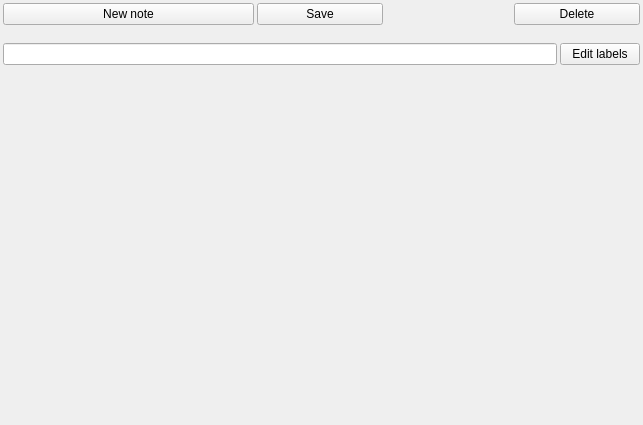
Old version of the form temp_resources/notewidget.ui in the repository SuperSolik/gui_1h2020-notes-app.
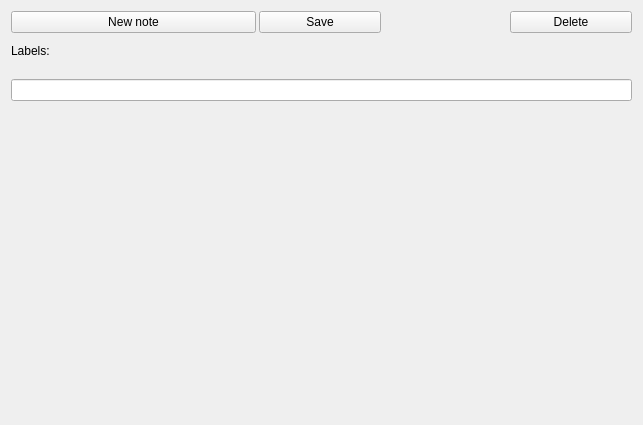
New version of the form.

Commit message: #11 labels interaction

```diff
--- a/temp_resources/notewidget.ui
+++ b/temp_resources/notewidget.ui
@@ -14,21 +14,6 @@
    <string>Form</string>
   </property>
   <layout class="QVBoxLayout" name="verticalLayout">
-   <property name="spacing">
-    <number>3</number>
-   </property>
-   <property name="leftMargin">
-    <number>3</number>
-   </property>
-   <property name="topMargin">
-    <number>3</number>
-   </property>
-   <property name="rightMargin">
-    <number>3</number>
-   </property>
-   <property name="bottomMargin">
-    <number>3</number>
-   </property>
    <item>
     <layout class="QHBoxLayout" name="horizontalLayout" stretch="2,1,1,1">
      <property name="spacing">
@@ -41,7 +26,7 @@
       <number>0</number>
      </property>
      <property name="bottomMargin">
-      <number>15</number>
+      <number>5</number>
      </property>
      <item>
       <widget class="QPushButton" name="newNoteBtn">
@@ -95,31 +80,25 @@
     </layout>
    </item>
    <item>
-    <layout class="QHBoxLayout" name="horizontalLayout_2" stretch="10,1">
+    <layout class="QHBoxLayout" name="horizontalLayout_2">
      <property name="spacing">
       <number>3</number>
      </property>
-     <property name="leftMargin">
-      <number>0</number>
-     </property>
-     <property name="rightMargin">
-      <number>0</number>
-     </property>
      <property name="bottomMargin">
-      <number>5</number>
+      <number>15</number>
      </property>
      <item>
-      <widget class="QLineEdit" name="titleEdit"/>
-     </item>
-     <item>
-      <widget class="QPushButton" name="pushButton">
+      <widget class="QLabel" name="label">
        <property name="text">
-        <string>Edit labels</string>
+        <string>Labels:</string>
        </property>
       </widget>
      </item>
     </layout>
    </item>
+   <item>
+    <widget class="QLineEdit" name="titleEdit"/>
+   </item>
    <item>
     <widget class="QStackedWidget" name="noteContent">
      <property name="frameShape">
```
The commit also changes 5 other files.
